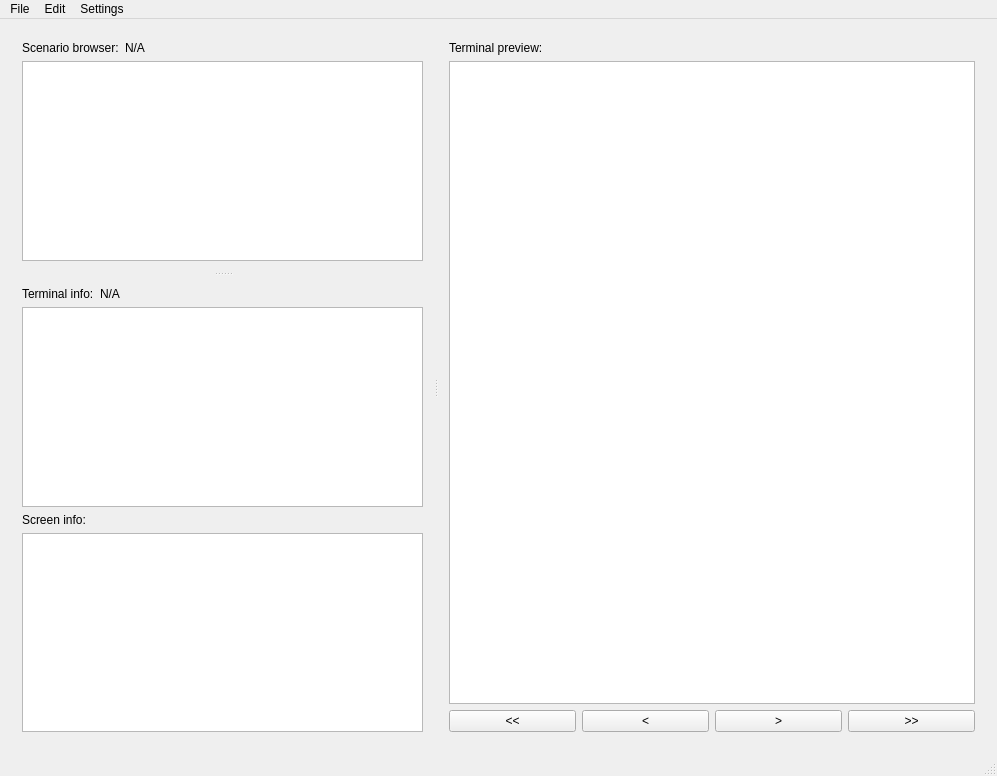
The window that HuxQt/src/forms/HuxQt.ui (janos-ijgyarto/HuxQt) describes before a commit, drawn with Qt 5.
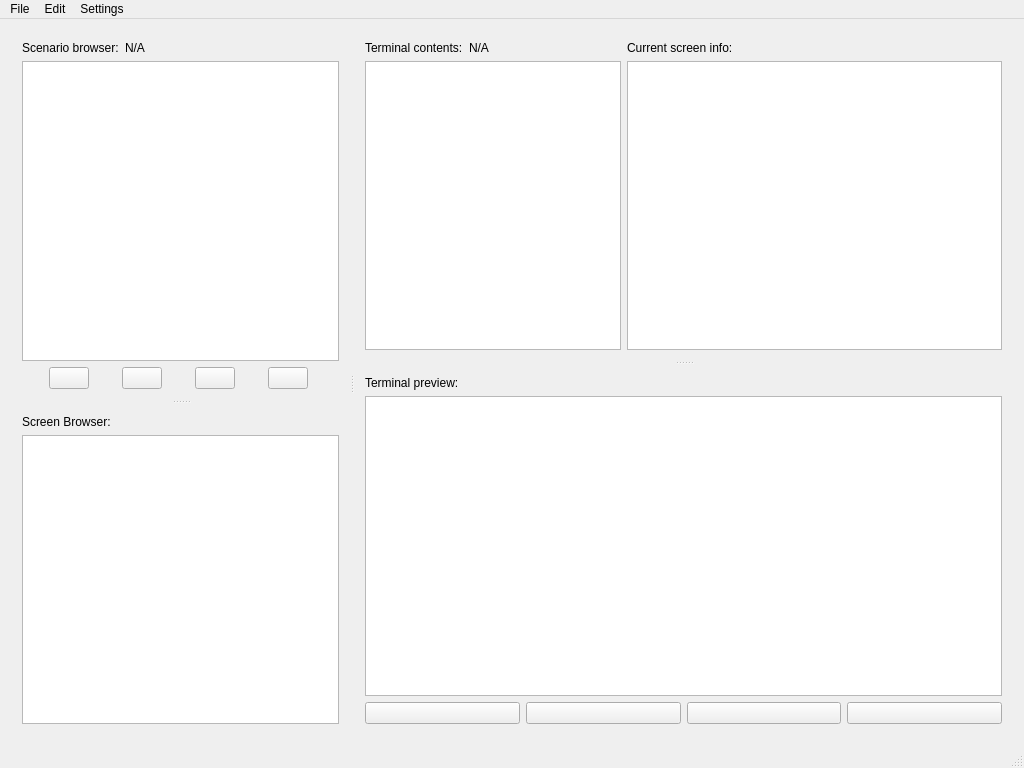
The same window after the commit.

```diff
--- a/HuxQt/src/forms/HuxQt.ui
+++ b/HuxQt/src/forms/HuxQt.ui
@@ -6,8 +6,8 @@
    <rect>
     <x>0</x>
     <y>0</y>
-    <width>997</width>
-    <height>776</height>
+    <width>1024</width>
+    <height>768</height>
    </rect>
   </property>
   <property name="windowTitle">
@@ -20,7 +20,7 @@
    </size>
   </property>
   <widget class="QWidget" name="main_vbox">
-   <layout class="QVBoxLayout" name="verticalLayout">
+   <layout class="QVBoxLayout" name="verticalLayout_2">
     <item>
      <widget class="QSplitter" name="main_splitter">
       <property name="orientation">
@@ -44,13 +44,6 @@
            </column>
           </widget>
          </item>
-         <item row="0" column="1">
-          <widget class="QLabel" name="scenario_name_label">
-           <property name="text">
-            <string>N/A</string>
-           </property>
-          </widget>
-         </item>
          <item row="0" column="0">
           <widget class="QLabel" name="scenario_browser_label">
            <property name="sizePolicy">
@@ -64,10 +57,126 @@
            </property>
           </widget>
          </item>
+         <item row="0" column="1">
+          <widget class="QLabel" name="scenario_name_label">
+           <property name="text">
+            <string>N/A</string>
+           </property>
+          </widget>
+         </item>
+         <item row="2" column="0" colspan="2">
+          <layout class="QHBoxLayout" name="scenario_browser_buttons_hbox">
+           <item>
+            <widget class="QPushButton" name="add_terminal_button">
+             <property name="sizePolicy">
+              <sizepolicy hsizetype="Maximum" vsizetype="Fixed">
+               <horstretch>0</horstretch>
+               <verstretch>0</verstretch>
+              </sizepolicy>
+             </property>
+             <property name="toolTip">
+              <string>Add New Terminal</string>
+             </property>
+             <property name="text">
+              <string/>
+             </property>
+            </widget>
+           </item>
+           <item>
+            <widget class="QPushButton" name="move_terminal_up_button">
+             <property name="sizePolicy">
+              <sizepolicy hsizetype="Maximum" vsizetype="Fixed">
+               <horstretch>0</horstretch>
+               <verstretch>0</verstretch>
+              </sizepolicy>
+             </property>
+             <property name="toolTip">
+              <string>Move Terminal Up</string>
+             </property>
+             <property name="text">
+              <string/>
+             </property>
+            </widget>
+           </item>
+           <item>
+            <widget class="QPushButton" name="move_terminal_down_button">
+             <property name="sizePolicy">
+              <sizepolicy hsizetype="Maximum" vsizetype="Fixed">
+               <horstretch>0</horstretch>
+               <verstretch>0</verstretch>
+              </sizepolicy>
+             </property>
+             <property name="toolTip">
+              <string>Move Terminal Down</string>
+             </property>
+             <property name="text">
+              <string/>
+             </property>
+            </widget>
+           </item>
+           <item>
+            <widget class="QPushButton" name="remove_terminal_button">
+             <property name="sizePolicy">
+              <sizepolicy hsizetype="Maximum" vsizetype="Fixed">
+               <horstretch>0</horstretch>
+               <verstretch>0</verstretch>
+              </sizepolicy>
+             </property>
+             <property name="toolTip">
+              <string>Remove Terminal</string>
+             </property>
+             <property name="text">
+              <string/>
+             </property>
+            </widget>
+           </item>
+          </layout>
+         </item>
         </layout>
        </widget>
-       <widget class="QWidget" name="gridLayoutWidget_2">
-        <layout class="QGridLayout" name="terminal_info_grid">
+       <widget class="QWidget" name="verticalLayoutWidget_2">
+        <layout class="QVBoxLayout" name="screen_browser_vbox">
+         <item>
+          <widget class="QLabel" name="screen_browser_label">
+           <property name="text">
+            <string>Screen Browser:</string>
+           </property>
+          </widget>
+         </item>
+         <item>
+          <widget class="QTreeWidget" name="screen_browser_tree">
+           <attribute name="headerVisible">
+            <bool>false</bool>
+           </attribute>
+           <column>
+            <property name="text">
+             <string notr="true">1</string>
+            </property>
+           </column>
+          </widget>
+         </item>
+        </layout>
+       </widget>
+      </widget>
+      <widget class="QSplitter" name="terminal_preview_splitter">
+       <property name="orientation">
+        <enum>Qt::Vertical</enum>
+       </property>
+       <widget class="QWidget" name="verticalLayoutWidget">
+        <layout class="QGridLayout" name="terminal_contents_grid">
+         <item row="0" column="0">
+          <widget class="QLabel" name="terminal_contents_label">
+           <property name="sizePolicy">
+            <sizepolicy hsizetype="Maximum" vsizetype="Preferred">
+             <horstretch>0</horstretch>
+             <verstretch>0</verstretch>
+            </sizepolicy>
+           </property>
+           <property name="text">
+            <string>Terminal contents:</string>
+           </property>
+          </widget>
+         </item>
          <item row="1" column="0" colspan="2">
           <widget class="QTableWidget" name="terminal_info_table">
            <attribute name="horizontalHeaderVisible">
@@ -75,6 +184,13 @@
            </attribute>
           </widget>
          </item>
+         <item row="1" column="2">
+          <widget class="QTableWidget" name="screen_info_table">
+           <attribute name="horizontalHeaderVisible">
+            <bool>false</bool>
+           </attribute>
+          </widget>
+         </item>
          <item row="0" column="1">
           <widget class="QLabel" name="terminal_name_label">
            <property name="text">
@@ -82,78 +198,98 @@
            </property>
           </widget>
          </item>
-         <item row="2" column="0" colspan="2">
+         <item row="0" column="2">
           <widget class="QLabel" name="screen_info_label">
            <property name="text">
-            <string>Screen info:</string>
+            <string>Current screen info:</string>
            </property>
           </widget>
          </item>
-         <item row="0" column="0">
-          <widget class="QLabel" name="terminal_info_label">
-           <property name="sizePolicy">
-            <sizepolicy hsizetype="Maximum" vsizetype="Preferred">
-             <horstretch>0</horstretch>
-             <verstretch>0</verstretch>
-            </sizepolicy>
-           </property>
+        </layout>
+       </widget>
+       <widget class="QWidget" name="gridLayoutWidget_4">
+        <layout class="QVBoxLayout" name="terminal_preview_vbox">
+         <item>
+          <widget class="QLabel" name="terminal_preview_label">
            <property name="text">
-            <string>Terminal info:</string>
+            <string>Terminal preview:</string>
            </property>
           </widget>
          </item>
-         <item row="3" column="0" colspan="2">
-          <widget class="QTableWidget" name="screen_info_table">
-           <attribute name="horizontalHeaderVisible">
-            <bool>false</bool>
-           </attribute>
-          </widget>
+         <item>
+          <widget class="QGraphicsView" name="terminal_preview"/>
+         </item>
+         <item>
+          <layout class="QHBoxLayout" name="terminal_preview_button_hbox">
+           <item>
+            <widget class="QPushButton" name="terminal_first_button">
+             <property name="sizePolicy">
+              <sizepolicy hsizetype="Minimum" vsizetype="Fixed">
+               <horstretch>0</horstretch>
+               <verstretch>0</verstretch>
+              </sizepolicy>
+             </property>
+             <property name="toolTip">
+              <string>First Screen</string>
+             </property>
+             <property name="text">
+              <string/>
+             </property>
+            </widget>
+           </item>
+           <item>
+            <widget class="QPushButton" name="terminal_prev_button">
+             <property name="sizePolicy">
+              <sizepolicy hsizetype="Minimum" vsizetype="Fixed">
+               <horstretch>0</horstretch>
+               <verstretch>0</verstretch>
+              </sizepolicy>
+             </property>
+             <property name="toolTip">
+              <string>Previous Screen</string>
+             </property>
+             <property name="text">
+              <string/>
+             </property>
+            </widget>
+           </item>
+           <item>
+            <widget class="QPushButton" name="terminal_next_button">
+             <property name="sizePolicy">
+              <sizepolicy hsizetype="Minimum" vsizetype="Fixed">
+               <horstretch>0</horstretch>
+               <verstretch>0</verstretch>
+              </sizepolicy>
+             </property>
+             <property name="toolTip">
+              <string>Next Screen</string>
+             </property>
+             <property name="text">
+              <string/>
+             </property>
+            </widget>
+           </item>
+           <item>
+            <widget class="QPushButton" name="terminal_last_button">
+             <property name="sizePolicy">
+              <sizepolicy hsizetype="Minimum" vsizetype="Fixed">
+               <horstretch>0</horstretch>
+               <verstretch>0</verstretch>
+              </sizepolicy>
+             </property>
+             <property name="toolTip">
+              <string>Last Screen</string>
+             </property>
+             <property name="text">
+              <string/>
+             </property>
+            </widget>
+           </item>
+          </layout>
          </item>
         </layout>
        </widget>
       </widget>
-      <widget class="QWidget" name="gridLayoutWidget_4">
-       <layout class="QGridLayout" name="terminal_preview_grid">
-        <item row="2" column="3">
-         <widget class="QPushButton" name="terminal_last_button">
-          <property name="text">
-           <string>&gt;&gt;</string>
-          </property>
-         </widget>
-        </item>
-        <item row="2" column="1">
-         <widget class="QPushButton" name="terminal_prev_button">
-          <property name="text">
-           <string>&lt;</string>
-          </property>
-         </widget>
-        </item>
-        <item row="2" column="2">
-         <widget class="QPushButton" name="terminal_next_button">
-          <property name="text">
-           <string>&gt;</string>
-          </property>
-         </widget>
-        </item>
-        <item row="2" column="0">
-         <widget class="QPushButton" name="terminal_first_button">
-          <property name="text">
-           <string>&lt;&lt;</string>
-          </property>
-         </widget>
-        </item>
-        <item row="1" column="0" colspan="4">
-         <widget class="QGraphicsView" name="terminal_preview"/>
-        </item>
-        <item row="0" column="0" colspan="4">
-         <widget class="QLabel" name="terminal_preview_label">
-          <property name="text">
-           <string>Terminal preview:</string>
-          </property>
-         </widget>
-        </item>
-       </layout>
-      </widget>
      </widget>
     </item>
    </layout>
@@ -163,7 +299,7 @@
     <rect>
      <x>0</x>
      <y>0</y>
-     <width>997</width>
+     <width>1024</width>
      <height>21</height>
     </rect>
    </property>
```
